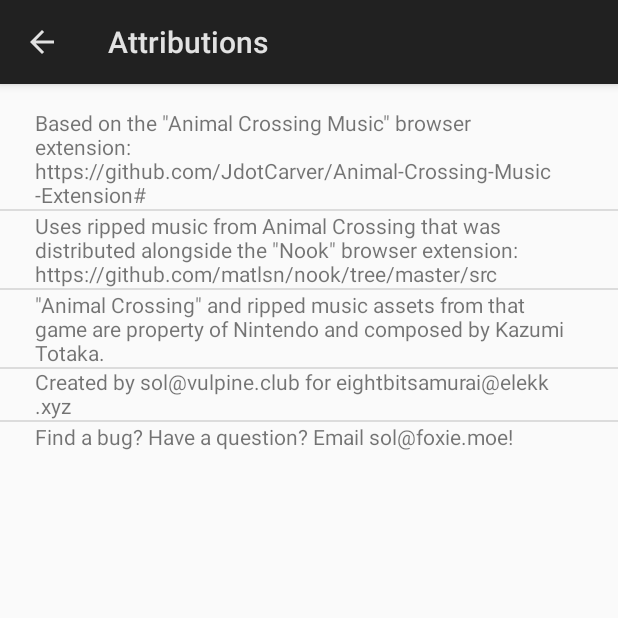
After one commit to sol-foxie/acmusic, an Android app: the Attributions screen opened directly, with no data from a screen before it, on a phone screen of 412 x 824 dp, the top half of it. The commit adds this screen. Run offline under Robolectric (Android 15) with nearby library versions, the phone set to English and light mode, and no system bars.

Commit message:
add attributions activity

```diff
--- a/app/src/main/AndroidManifest.xml
+++ b/app/src/main/AndroidManifest.xml
@@ -17,14 +17,24 @@
         <activity android:name=".MainActivity">
             <intent-filter>
                 <action android:name="android.intent.action.MAIN"/>
+
                 <category android:name="android.intent.category.LAUNCHER"/>
             </intent-filter>
         </activity>
-        <activity android:name=".Settings"
-                  android:parentActivityName=".MainActivity"
-                  android:label="@string/settings_activity_label"/>
-        <service android:name=".MusicPlayerService"
-                 android:stopWithTask="true"/>
+        <activity
+                android:name=".Settings"
+                android:label="@string/settings_activity_label"
+                android:parentActivityName=".MainActivity"/>
+
+        <service
+                android:name=".MusicPlayerService"
+                android:stopWithTask="true"/>
+
+        <activity
+                android:name=".Attributions"
+                android:label="@string/title_activity_attributions"
+                android:parentActivityName=".Settings">
+        </activity>
     </application>
 
 </manifest>
--- /dev/null
+++ b/app/src/main/java/moe/foxie/sol/acmusic/Attributions.kt
@@ -0,0 +1,15 @@
+package moe.foxie.sol.acmusic
+
+import android.os.Bundle
+import android.app.Activity
+
+import kotlinx.android.synthetic.main.activity_attributions.*
+
+class Attributions : Activity() {
+
+    override fun onCreate(savedInstanceState: Bundle?) {
+        super.onCreate(savedInstanceState)
+        setContentView(R.layout.activity_attributions)
+    }
+
+}
--- a/app/src/main/java/moe/foxie/sol/acmusic/Settings.kt
+++ b/app/src/main/java/moe/foxie/sol/acmusic/Settings.kt
@@ -2,6 +2,7 @@
 
 import android.app.Activity
 import android.content.Context
+import android.content.Intent
 import android.content.SharedPreferences
 import android.os.Bundle
 import kotlinx.android.synthetic.main.activity_settings.*
@@ -26,6 +27,11 @@
 
         prefs.registerOnSharedPreferenceChangeListener(listener)
         updateSelectedButton()
+
+        attributionsButton.setOnClickListener {
+            val attributionsIntent = Intent(this, Attributions::class.java)
+            startActivity(attributionsIntent)
+        }
     }
 
     private fun saveSoundtrack(soundtrack: Int) {
--- /dev/null
+++ b/app/src/main/res/drawable/ic_info_outline_black_24dp.xml
@@ -0,0 +1,9 @@
+<vector xmlns:android="http://schemas.android.com/apk/res/android"
+        android:width="24dp"
+        android:height="24dp"
+        android:viewportWidth="24.0"
+        android:viewportHeight="24.0">
+    <path
+        android:fillColor="#FF000000"
+        android:pathData="M11,17h2v-6h-2v6zM12,2C6.48,2 2,6.48 2,12s4.48,10 10,10 10,-4.48 10,-10S17.52,2 12,2zM12,20c-4.41,0 -8,-3.59 -8,-8s3.59,-8 8,-8 8,3.59 8,8 -3.59,8 -8,8zM11,9h2L13,7h-2v2z"/>
+</vector>
--- /dev/null
+++ b/app/src/main/res/layout/activity_attributions.xml
@@ -0,0 +1,89 @@
+<?xml version="1.0" encoding="utf-8"?>
+<android.support.constraint.ConstraintLayout
+        xmlns:android="http://schemas.android.com/apk/res/android"
+        xmlns:tools="http://schemas.android.com/tools"
+        xmlns:app="http://schemas.android.com/apk/res-auto"
+        android:layout_width="match_parent"
+        android:layout_height="match_parent"
+        tools:context=".Attributions">
+
+    <View
+            android:id="@+id/divider3"
+            android:layout_width="match_parent"
+            android:layout_height="1dp"
+            android:background="?android:attr/listDivider"
+            app:layout_constraintStart_toStartOf="parent"
+            app:layout_constraintEnd_toEndOf="parent"
+            app:layout_constraintHorizontal_bias="0.0" app:layout_constraintTop_toBottomOf="@+id/textView3"/>
+    <TextView
+            android:layout_width="355dp"
+            android:layout_height="wrap_content"
+            android:id="@+id/textView3"
+            android:textIsSelectable="true"
+            app:layout_constraintEnd_toEndOf="parent" app:layout_constraintStart_toStartOf="parent"
+            app:layout_constraintHorizontal_bias="0.384"
+            android:layout_marginStart="8dp" android:layout_marginEnd="8dp"
+            android:text="@string/attributions_nintendo"
+            app:layout_constraintTop_toBottomOf="@+id/divider2"/>
+    <TextView
+            android:layout_width="355dp"
+            android:layout_height="wrap_content"
+            android:id="@+id/textView" app:layout_constraintTop_toTopOf="parent"
+            android:textIsSelectable="true"
+            app:layout_constraintEnd_toEndOf="parent" app:layout_constraintStart_toStartOf="parent"
+            app:layout_constraintHorizontal_bias="0.384" android:layout_marginTop="16dp"
+            android:layout_marginStart="8dp" android:layout_marginEnd="8dp"
+            android:text="@string/attributions_chrome_extension"/>
+    <TextView
+            android:layout_width="355dp"
+            android:layout_height="wrap_content"
+            android:id="@+id/textView4"
+            android:textIsSelectable="true"
+            app:layout_constraintEnd_toEndOf="parent" app:layout_constraintStart_toStartOf="parent"
+            app:layout_constraintHorizontal_bias="0.384"
+            android:layout_marginStart="8dp" android:layout_marginEnd="8dp"
+            android:text="@string/attributions_commission"
+            app:layout_constraintTop_toBottomOf="@+id/textView3"/>
+    <TextView
+            android:layout_width="355dp"
+            android:layout_height="wrap_content"
+            android:id="@+id/textView5"
+            android:textIsSelectable="true"
+            app:layout_constraintEnd_toEndOf="parent" app:layout_constraintStart_toStartOf="parent"
+            app:layout_constraintHorizontal_bias="0.384"
+            android:layout_marginStart="8dp" android:layout_marginEnd="8dp"
+            android:text="@string/attributions_contact"
+            app:layout_constraintTop_toBottomOf="@+id/divider4"/>
+    <TextView
+            android:layout_width="355dp"
+            android:layout_height="wrap_content"
+            android:id="@+id/textView2"
+            android:textIsSelectable="true"
+            app:layout_constraintEnd_toEndOf="parent" app:layout_constraintStart_toStartOf="parent"
+            app:layout_constraintHorizontal_bias="0.384"
+            android:layout_marginStart="8dp" android:layout_marginEnd="8dp"
+            android:text="@string/attributions_nook_extension"
+            app:layout_constraintTop_toBottomOf="@+id/divider1"/>
+    <View
+            android:id="@+id/divider1"
+            android:layout_width="match_parent"
+            android:layout_height="1dp"
+            android:background="?android:attr/listDivider"
+            app:layout_constraintStart_toStartOf="parent"
+            app:layout_constraintEnd_toEndOf="parent"
+            app:layout_constraintHorizontal_bias="0.0" app:layout_constraintTop_toBottomOf="@+id/textView"/>
+    <View
+            android:id="@+id/divider2"
+            android:layout_width="match_parent"
+            android:layout_height="1dp"
+            android:background="?android:attr/listDivider"
+            app:layout_constraintTop_toBottomOf="@+id/textView2" app:layout_constraintStart_toStartOf="parent"
+            app:layout_constraintEnd_toEndOf="parent"/>
+    <View
+            android:id="@+id/divider4"
+            android:layout_width="match_parent"
+            android:layout_height="1dp"
+            android:background="?android:attr/listDivider"
+            app:layout_constraintStart_toStartOf="parent"
+            app:layout_constraintEnd_toEndOf="parent" app:layout_constraintTop_toBottomOf="@+id/textView4"/>
+</android.support.constraint.ConstraintLayout>
--- a/app/src/main/res/layout/activity_settings.xml
+++ b/app/src/main/res/layout/activity_settings.xml
@@ -47,4 +47,10 @@
             android:textAlignment="viewStart" app:layout_constraintEnd_toEndOf="parent"
             android:layout_marginEnd="16dp"
             app:layout_constraintHorizontal_bias="0.0" app:layout_constraintTop_toBottomOf="@+id/acnlButton"/>
+    <Button
+            android:layout_width="46dp"
+            android:layout_height="46dp"
+            android:id="@+id/attributionsButton"
+            android:background="@drawable/ic_info_outline_black_24dp" app:layout_constraintBottom_toBottomOf="parent"
+            app:layout_constraintEnd_toEndOf="parent"/>
 </android.support.constraint.ConstraintLayout>
--- a/app/src/main/res/values/strings.xml
+++ b/app/src/main/res/values/strings.xml
@@ -6,4 +6,21 @@
     <string name="foreground_notification_playing">Currently playing</string>
     <string name="foreground_notification_paused">Currently paused</string>
     <string name="settings_activity_label">Settings</string>
+    <string name="title_activity_debug">Debug</string>
+    <string name="title_activity_attributions">Attributions</string>
+    <string name="attributions_chrome_extension">
+        Based on the \"Animal Crossing Music\" browser extension:\nhttps://github.com/JdotCarver/Animal-Crossing-Music-Extension#
+    </string>
+    <string name="attributions_nook_extension">
+        Uses ripped music from Animal Crossing that was distributed alongside the \"Nook\" browser extension:\nhttps://github.com/matlsn/nook/tree/master/src
+    </string>
+    <string name="attributions_nintendo">
+        \"Animal Crossing\" and ripped music assets from that game are property of Nintendo and composed by Kazumi Totaka.
+    </string>
+    <string name="attributions_commission">
+        Created by sol@vulpine.club for eightbitsamurai@elekk.xyz
+    </string>
+    <string name="attributions_contact">
+        Find a bug? Have a question? Email sol@foxie.moe!
+    </string>
 </resources>
```
